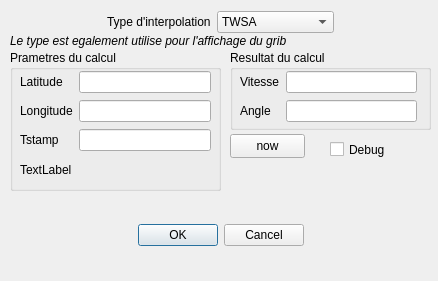
Above: src/Ui/gribValidation.ui from nohal/qtVlm before the change. Below: the same form after it.
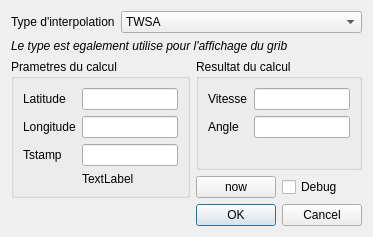
That is the form after the change.

Commit message: Made all dialogs resize cleanly.

Patch:
```diff
--- a/src/Ui/gribValidation.ui
+++ b/src/Ui/gribValidation.ui
@@ -6,74 +6,49 @@
    <rect>
     <x>0</x>
     <y>0</y>
-    <width>438</width>
-    <height>281</height>
+    <width>373</width>
+    <height>210</height>
    </rect>
   </property>
   <property name="windowTitle">
    <string>Validation de l'interpolation</string>
   </property>
-  <widget class="QWidget" name="layoutWidget">
-   <property name="geometry">
-    <rect>
-     <x>10</x>
-     <y>220</y>
-     <width>421</width>
-     <height>31</height>
-    </rect>
-   </property>
-   <layout class="QHBoxLayout">
+  <layout class="QVBoxLayout" name="verticalLayout">
     <item>
-     <spacer>
-      <property name="orientation">
-       <enum>Qt::Horizontal</enum>
-      </property>
-      <property name="sizeHint" stdset="0">
-       <size>
-        <width>40</width>
-        <height>20</height>
-       </size>
-      </property>
-     </spacer>
-    </item>
+    <layout class="QFormLayout" name="formLayout_3">
+     <property name="formAlignment">
+      <set>Qt::AlignHCenter|Qt::AlignTop</set>
+     </property>
+     <item row="0" column="0">
+      <widget class="QLabel" name="label">
+       <property name="text">
+        <string>Type d'interpolation</string>
+       </property>
+      </widget>
+     </item>
+     <item row="0" column="1">
+      <widget class="QComboBox" name="type">
     <item>
-     <widget class="QPushButton" name="btn_Ok">
       <property name="text">
-       <string>OK</string>
-      </property>
-     </widget>
+         <string>TWSA</string>
+        </property>
     </item>
     <item>
-     <widget class="QPushButton" name="btn_cancel">
       <property name="text">
-       <string>Cancel</string>
-      </property>
-     </widget>
+         <string>Selective TWSA</string>
+        </property>
     </item>
     <item>
-     <spacer>
-      <property name="orientation">
-       <enum>Qt::Horizontal</enum>
-      </property>
-      <property name="sizeHint" stdset="0">
-       <size>
-        <width>40</width>
-        <height>20</height>
-       </size>
-      </property>
-     </spacer>
-    </item>
-   </layout>
-  </widget>
+        <property name="text">
+         <string>Hybrid</string>
+        </property>
+       </item>
+      </widget>
+     </item>
+    </layout>
+   </item>
+   <item>
   <widget class="QLabel" name="label_2">
-   <property name="geometry">
-    <rect>
-     <x>10</x>
-     <y>30</y>
-     <width>321</width>
-     <height>21</height>
-    </rect>
-   </property>
    <property name="font">
     <font>
      <italic>true</italic>
@@ -83,28 +58,18 @@
     <string>Le type est egalement utilise pour l'affichage du grib</string>
    </property>
   </widget>
+   </item>
+   <item>
+    <layout class="QHBoxLayout" name="horizontalLayout_2">
+     <item>
   <widget class="QGroupBox" name="groupBox">
-   <property name="geometry">
-    <rect>
-     <x>10</x>
-     <y>50</y>
-     <width>211</width>
-     <height>141</height>
-    </rect>
-   </property>
    <property name="title">
     <string>Prametres du calcul</string>
    </property>
-   <widget class="QWidget" name="layoutWidget">
-    <property name="geometry">
-     <rect>
-      <x>10</x>
-      <y>20</y>
-      <width>191</width>
-      <height>82</height>
-     </rect>
-    </property>
-    <layout class="QGridLayout" name="gridLayout">
+       <layout class="QFormLayout" name="formLayout">
+        <property name="fieldGrowthPolicy">
+         <enum>QFormLayout::ExpandingFieldsGrow</enum>
+        </property>
      <item row="0" column="0">
       <widget class="QLabel" name="label_3">
        <property name="text">
@@ -135,44 +100,24 @@
      <item row="2" column="1">
       <widget class="QLineEdit" name="tstamp"/>
      </item>
-    </layout>
-   </widget>
+        <item row="3" column="1">
    <widget class="QLabel" name="label_date">
-    <property name="geometry">
-     <rect>
-      <x>10</x>
-      <y>110</y>
-      <width>191</width>
-      <height>20</height>
-     </rect>
-    </property>
     <property name="text">
      <string>TextLabel</string>
     </property>
    </widget>
-  </widget>
+        </item>
+       </layout>
+      </widget>
+     </item>
+     <item>
+      <layout class="QVBoxLayout" name="verticalLayout_2">
+       <item>
   <widget class="QGroupBox" name="groupBox_2">
-   <property name="geometry">
-    <rect>
-     <x>230</x>
-     <y>50</y>
-     <width>201</width>
-     <height>80</height>
-    </rect>
-   </property>
    <property name="title">
     <string>Resultat du calcul</string>
    </property>
-   <widget class="QWidget" name="layoutWidget">
-    <property name="geometry">
-     <rect>
-      <x>10</x>
-      <y>20</y>
-      <width>177</width>
-      <height>53</height>
-     </rect>
-    </property>
-    <layout class="QGridLayout" name="gridLayout_2">
+         <layout class="QFormLayout" name="formLayout_2">
      <item row="0" column="0">
       <widget class="QLabel" name="label_6">
        <property name="text">
@@ -187,6 +132,13 @@
        </property>
       </widget>
      </item>
+          <item row="1" column="1">
+           <widget class="QLineEdit" name="angle">
+            <property name="readOnly">
+             <bool>true</bool>
+            </property>
+           </widget>
+          </item>
      <item row="1" column="0">
       <widget class="QLabel" name="label_7">
        <property name="text">
@@ -194,106 +146,39 @@
        </property>
       </widget>
      </item>
-     <item row="1" column="1">
-      <widget class="QLineEdit" name="angle">
-       <property name="readOnly">
-        <bool>true</bool>
-       </property>
-      </widget>
-     </item>
-    </layout>
-   </widget>
-  </widget>
+         </layout>
+        </widget>
+       </item>
+       <item>
+        <layout class="QHBoxLayout" name="horizontalLayout_3">
+         <item>
   <widget class="QPushButton" name="pushButton">
-   <property name="geometry">
-    <rect>
-     <x>230</x>
-     <y>134</y>
-     <width>75</width>
-     <height>24</height>
-    </rect>
-   </property>
    <property name="text">
     <string>now</string>
    </property>
   </widget>
+         </item>
+         <item>
   <widget class="QCheckBox" name="chk_debug">
-   <property name="geometry">
-    <rect>
-     <x>330</x>
-     <y>140</y>
-     <width>82</width>
-     <height>19</height>
-    </rect>
-   </property>
    <property name="text">
     <string>Debug</string>
    </property>
   </widget>
-  <widget class="QWidget" name="layoutWidget">
-   <property name="geometry">
-    <rect>
-     <x>10</x>
-     <y>10</y>
-     <width>421</width>
-     <height>24</height>
-    </rect>
-   </property>
-   <layout class="QHBoxLayout" name="horizontalLayout">
-    <item>
-     <spacer name="horizontalSpacer">
-      <property name="orientation">
-       <enum>Qt::Horizontal</enum>
-      </property>
-      <property name="sizeHint" stdset="0">
-       <size>
-        <width>40</width>
-        <height>20</height>
-       </size>
-      </property>
-     </spacer>
-    </item>
-    <item>
-     <widget class="QLabel" name="label">
-      <property name="text">
-       <string>Type d'interpolation</string>
-      </property>
-     </widget>
-    </item>
-    <item>
-     <widget class="QComboBox" name="type">
-      <item>
-       <property name="text">
-        <string>TWSA</string>
-       </property>
-      </item>
-      <item>
-       <property name="text">
-        <string>Selective TWSA</string>
-       </property>
+         </item>
+        </layout>
+       </item>
+      </layout>
+     </item>
+    </layout>
       </item>
       <item>
-       <property name="text">
-        <string>Hybrid</string>
-       </property>
-      </item>
-     </widget>
-    </item>
-    <item>
-     <spacer name="horizontalSpacer_2">
-      <property name="orientation">
-       <enum>Qt::Horizontal</enum>
-      </property>
-      <property name="sizeHint" stdset="0">
-       <size>
-        <width>40</width>
-        <height>20</height>
-       </size>
-      </property>
-     </spacer>
-    </item>
-   </layout>
-  </widget>
+    <widget class="QDialogButtonBox" name="buttonBox">
+     <property name="standardButtons">
+      <set>QDialogButtonBox::Cancel|QDialogButtonBox::Ok</set>
+     </property>
+    </widget>
+   </item>
+  </layout>
  </widget>
  <resources/>
  <connections>
```
Left out of the diff: 16 changed lines with no effect on the pictures. Lines whose indentation alone changed are shown as unchanged. The commit also changes 40 other files.
